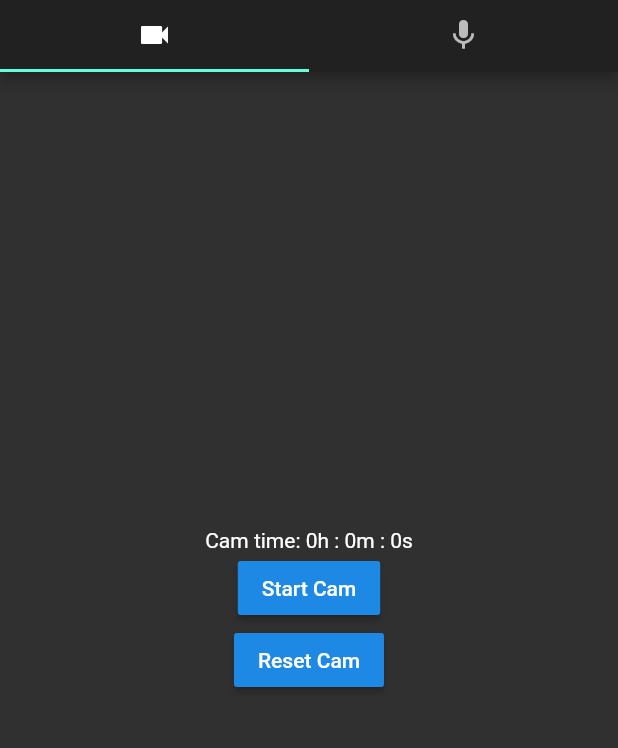
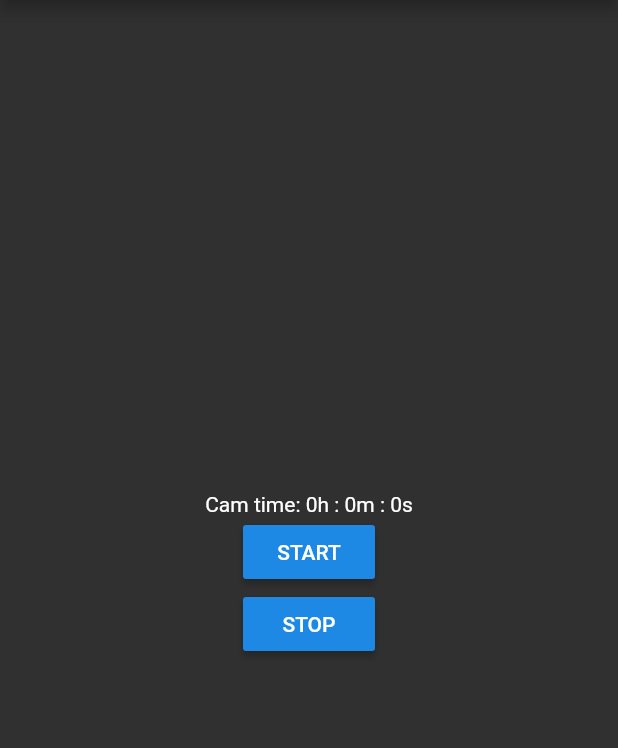
Before and after one commit to Filiponesco/spy_camera, a Flutter app: the screen it shows after launch, on a phone screen of 412 x 824 dp, the part 84-832 px from its top. Run offline on Flutter 3.47's test engine with Material 2 defaults, Android fonts, the phone set to English and light mode, and no system bars; our stand-ins replace camera, flutter_local_notifications, shared_preferences, toast, vibration; missing offline and left inert: downloads_path_provider.

Commit message:
Remove TabBar

```diff
--- a/lib/main.dart
+++ b/lib/main.dart
@@ -152,9 +152,7 @@ class _HomePageState extends State<HomePage> with TickerProviderStateMixin {
   Widget build(BuildContext context) {
     var timerService = TimerService.of(context);
 
-    return DefaultTabController(
-      length: 2,
-      child: new Scaffold(
+      return Scaffold(
         appBar: AppBar(
           title: Text("Spy Camera"),
           actions: <Widget>[
@@ -169,21 +167,11 @@ class _HomePageState extends State<HomePage> with TickerProviderStateMixin {
               },
             ),
           ],
-          bottom: TabBar(tabs: [
-            Tab(
-              icon: Icon(Icons.videocam),
-            ),
-            Tab(
-              icon: Icon(Icons.mic),
-            ),
-          ]),
         ),
-            body: TabBarView(children: [
-              new Container(
-                    child: AnimatedBuilder(
+            body: Center(
+              child: AnimatedBuilder(
                       animation: timerService,
                       builder: (context, child) {
-                        if (!MicIsRunning) {
                           return Column(
                             mainAxisAlignment: MainAxisAlignment.center,
                             children: <Widget>[
@@ -210,8 +198,8 @@ class _HomePageState extends State<HomePage> with TickerProviderStateMixin {
                                   }
                                 },
                                 child: Text(!timerService.isRunning
-                                    ? 'Start Cam'
-                                    : 'Stop Cam'),
+                                    ? 'START'
+                                    : 'PAUSE'),
                               ),
                               RaisedButton(
                                 onPressed: () {
@@ -219,68 +207,15 @@ class _HomePageState extends State<HomePage> with TickerProviderStateMixin {
                                   hideNotification();
                                   CamIsRunning = false;
                                 },
-                                child: Text('Reset Cam'),
+                                child: Text('STOP'),
                               ),
                             ],
                           );
-                        } else {
-                          return Column(
-                              mainAxisAlignment: MainAxisAlignment.center,
-                              children: <Widget>[
-                                Text('Mic ON. Reset mic to start Cam')
-                              ]);
-                        }
                       },
                     ),
               ),
-              new Container(
-                child: AnimatedBuilder(
-                  animation: timerService,
-                  builder: (context, child) {
-                    if (!CamIsRunning) {
-                      return Column(
-                        mainAxisAlignment: MainAxisAlignment.center,
-                        children: <Widget>[
-                          Text(
-                              'Mic time: ${timerService.currentDuration
-                                  .inHours % 60}h : ${timerService
-                                  .currentDuration.inMinutes %
-                                  60}m : ${timerService.currentDuration
-                                  .inSeconds % 60}s'),
-                          RaisedButton(
-                              onPressed: () {
-                                !timerService.isRunning
-                                    ? timerService.start()
-                                    : timerService.stop();
-                                if (timerService.isRunning) {
-                                  MicIsRunning = true;
-                                }
-                              },
-                              child: Text(!timerService.isRunning
-                                  ? 'Start Mic'
-                                  : 'Stop Mic')),
-                          RaisedButton(
-                            onPressed: () {
-                              timerService.reset();
-                              MicIsRunning = false;
-                            },
-                            child: Text('Reset Mic'),
-                          ),
-                        ],
-                      );
-                    } else {
-                      return Column(
-                          mainAxisAlignment: MainAxisAlignment.center,
-                          children: <Widget>[
-                            Text('Cam ON. Reset cam to start Mic')
-                          ]);
-                    }
-                  },
-                ),
-              ),
-            ])
-      ),
-    );
+      );
+
   }
 
   @override
```
Also changed, not shown: pubspec.lock.
